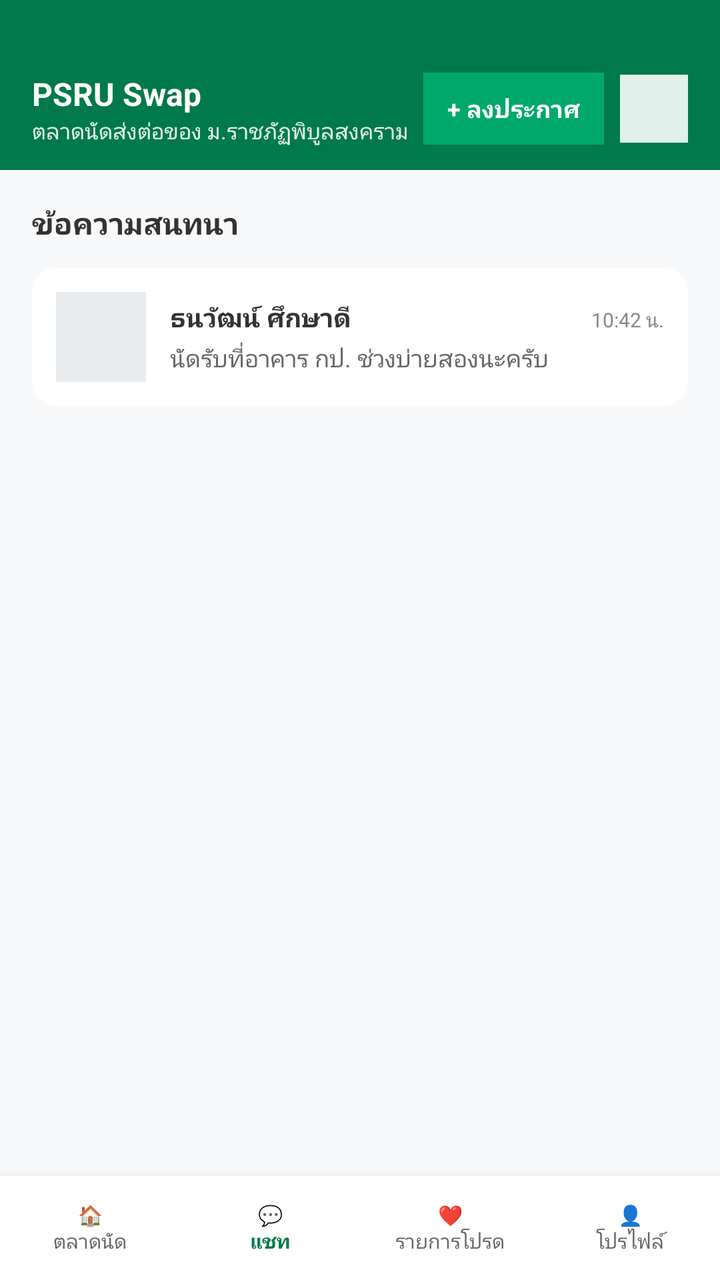
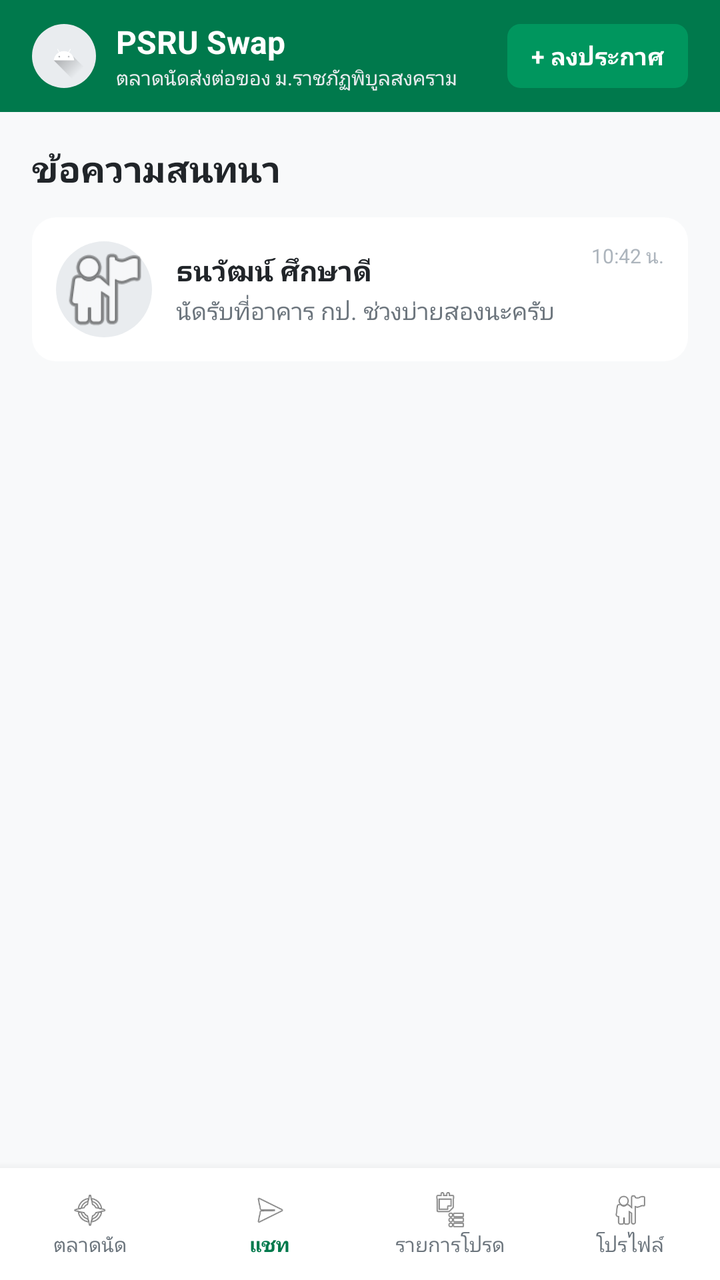

The first picture is an Android layout as it rendered before a commit; the second is the same layout after the commit. The layout source and the unified diff follow.
<!-- AndroidManifest.xml: application theme Theme.AppCompat.Light.NoActionBar -->
<!-- res/layout/activity_chat.xml -->
<?xml version="1.0" encoding="utf-8"?>
<LinearLayout xmlns:android="http://schemas.android.com/apk/res/android"
    android:layout_width="match_parent"
    android:layout_height="match_parent"
    android:background="#F8F9FA"
    android:orientation="vertical">

    
    <LinearLayout
        android:layout_width="match_parent"
        android:layout_height="wrap_content"
        android:background="#00794C"
        android:gravity="center_vertical"
        android:paddingTop="36dp"
        android:paddingBottom="12dp"
        android:paddingHorizontal="16dp">

        <LinearLayout
            android:layout_width="0dp"
            android:layout_height="wrap_content"
            android:layout_weight="1"
            android:orientation="vertical">
            <TextView
                android:layout_width="wrap_content"
                android:layout_height="wrap_content"
                android:text="PSRU Swap"
                android:textColor="#FFFFFF"
                android:textSize="16sp"
                android:textStyle="bold" />
            <TextView
                android:layout_width="wrap_content"
                android:layout_height="wrap_content"
                android:text="ตลาดนัดส่งต่อของ ม.ราชภัฏพิบูลสงคราม"
                android:textColor="#E2F0EC"
                android:textSize="11sp" />
        </LinearLayout>

        <TextView
            android:layout_width="wrap_content"
            android:layout_height="36dp"
            android:layout_marginRight="8dp"
            android:background="#00A86B"
            android:gravity="center"
            android:paddingHorizontal="12dp"
            android:text="+ ลงประกาศ"
            android:textColor="#FFFFFF"
            android:textSize="12sp"
            android:textStyle="bold" />

        <View
            android:layout_width="34dp"
            android:layout_height="34dp"
            android:background="#E2F0EC" />
    </LinearLayout>

    
    <LinearLayout
        android:layout_width="match_parent"
        android:layout_height="0dp"
        android:layout_weight="1"
        android:orientation="vertical"
        android:padding="16dp">

        <TextView
            android:layout_width="wrap_content"
            android:layout_height="wrap_content"
            android:layout_marginBottom="12dp"
            android:text="ข้อความสนทนา"
            android:textColor="#333333"
            android:textSize="15sp"
            android:textStyle="bold" />

        
        <LinearLayout
            android:id="@+id/cardChat1"
            android:layout_width="match_parent"
            android:layout_height="wrap_content"
            android:background="@drawable/bg_rounded_card"
            android:clickable="true"
            android:focusable="true"
            android:orientation="horizontal"
            android:padding="12dp"
            android:gravity="center_vertical">

            
            <View
                android:layout_width="45dp"
                android:layout_height="45dp"
                android:layout_marginRight="12dp"
                android:background="#E9ECEF" />

            
            <LinearLayout
                android:layout_width="0dp"
                android:layout_height="wrap_content"
                android:layout_weight="1"
                android:orientation="vertical">

                <LinearLayout
                    android:layout_width="match_parent"
                    android:layout_height="wrap_content"
                    android:orientation="horizontal">

                    <TextView
                        android:layout_width="0dp"
                        android:layout_height="wrap_content"
                        android:layout_weight="1"
                        android:text="ธนวัฒน์ ศึกษาดี"
                        android:textColor="#333333"
                        android:textSize="13sp"
                        android:textStyle="bold" />

                    <TextView
                        android:layout_width="wrap_content"
                        android:layout_height="wrap_content"
                        android:text="10:42 น."
                        android:textColor="#888888"
                        android:textSize="10sp" />
                </LinearLayout>

                <TextView
                    android:layout_width="match_parent"
                    android:layout_height="wrap_content"
                    android:layout_marginTop="3dp"
                    android:ellipsize="end"
                    android:maxLines="1"
                    android:text="นัดรับที่อาคาร กป. ช่วงบ่ายสองนะครับ"
                    android:textColor="#666666"
                    android:textSize="12sp" />
            </LinearLayout>
        </LinearLayout>

    </LinearLayout>

    
    <LinearLayout
        android:layout_width="match_parent"
        android:layout_height="52dp"
        android:background="#FFFFFF"
        android:elevation="8dp"
        android:orientation="horizontal">

        <TextView
            android:id="@+id/navMarket"
            android:layout_width="0dp"
            android:layout_height="match_parent"
            android:layout_weight="1"
            android:gravity="center"
            android:text="🏠\nตลาดนัด"
            android:textColor="#666666"
            android:textSize="10sp" />

        <TextView
            android:id="@+id/navChat"
            android:layout_width="0dp"
            android:layout_height="match_parent"
            android:layout_weight="1"
            android:gravity="center"
            textStyle="bold"
            android:text="💬\nแชท"
            android:textColor="#00794C"
            android:textSize="10sp"
            android:textStyle="bold" />

        <TextView
            android:id="@+id/navFavorite"
            android:layout_width="0dp"
            android:layout_height="match_parent"
            android:layout_weight="1"
            android:gravity="center"
            android:text="❤️\nรายการโปรด"
            android:textColor="#666666"
            android:textSize="10sp" />

        <TextView
            android:id="@+id/navProfile"
            android:layout_width="0dp"
            android:layout_height="match_parent"
            android:layout_weight="1"
            android:gravity="center"
            android:text="👤\nโปรไฟล์"
            android:textColor="#666666"
            android:textSize="10sp" />
    </LinearLayout>

</LinearLayout>
<!-- resources referenced by this layout -->
<resources>
  <!-- drawable bg_rounded_card (drawable) -->
  <?xml version="1.0" encoding="utf-8"?>
  <shape xmlns:android="http://schemas.android.com/apk/res/android">
      <solid android:color="#FFFFFF" />
      <corners android:radius="12dp" />
  </shape>
</resources>

<!-- the commit's change to res/layout/activity_chat.xml (unified diff, before → after) -->
@@ -8,18 +8,26 @@
     
     <LinearLayout
         android:layout_width="match_parent"
-        android:layout_height="wrap_content"
+        android:layout_height="56dp"
         android:background="#00794C"
         android:gravity="center_vertical"
-        android:paddingTop="36dp"
-        android:paddingBottom="12dp"
+        android:orientation="horizontal"
         android:paddingHorizontal="16dp">
+
+        <ImageView
+            android:layout_width="32dp"
+            android:layout_height="32dp"
+            android:background="@drawable/bg_circle_placeholder"
+            android:padding="4dp"
+            android:src="@drawable/ic_launcher_foreground" />
 
         <LinearLayout
             android:layout_width="0dp"
             android:layout_height="wrap_content"
+            android:layout_marginStart="10dp"
             android:layout_weight="1"
             android:orientation="vertical">
+
             <TextView
                 android:layout_width="wrap_content"
                 android:layout_height="wrap_content"
@@ -27,30 +35,27 @@
                 android:textColor="#FFFFFF"
                 android:textSize="16sp"
                 android:textStyle="bold" />
+
             <TextView
                 android:layout_width="wrap_content"
                 android:layout_height="wrap_content"
                 android:text="ตลาดนัดส่งต่อของ ม.ราชภัฏพิบูลสงคราม"
-                android:textColor="#E2F0EC"
-                android:textSize="11sp" />
+                android:textColor="#E9ECEF"
+                android:textSize="10sp" />
         </LinearLayout>
 
         <TextView
+            android:id="@+id/btnOpenPost"
             android:layout_width="wrap_content"
-            android:layout_height="36dp"
-            android:layout_marginRight="8dp"
-            android:background="#00A86B"
+            android:layout_height="32dp"
+            android:background="@drawable/bg_btn_outline"
+            android:backgroundTint="#00965E"
             android:gravity="center"
             android:paddingHorizontal="12dp"
             android:text="+ ลงประกาศ"
             android:textColor="#FFFFFF"
             android:textSize="12sp"
             android:textStyle="bold" />
-
-        <View
-            android:layout_width="34dp"
-            android:layout_height="34dp"
-            android:background="#E2F0EC" />
     </LinearLayout>
 
     
@@ -64,123 +69,117 @@
         <TextView
             android:layout_width="wrap_content"
             android:layout_height="wrap_content"
-            android:layout_marginBottom="12dp"
             android:text="ข้อความสนทนา"
-            android:textColor="#333333"
-            android:textSize="15sp"
+            android:textColor="#212529"
+            android:textSize="18sp"
             android:textStyle="bold" />
 
         
         <LinearLayout
-            android:id="@+id/cardChat1"
+            android:id="@+id/itemChatSample"
             android:layout_width="match_parent"
             android:layout_height="wrap_content"
+            android:layout_marginTop="12dp"
             android:background="@drawable/bg_rounded_card"
             android:clickable="true"
             android:focusable="true"
+            android:gravity="center_vertical"
             android:orientation="horizontal"
-            android:padding="12dp"
-            android:gravity="center_vertical">
+            android:padding="12dp">
 
-            
-            <View
-                android:layout_width="45dp"
-                android:layout_height="45dp"
-                android:layout_marginRight="12dp"
-                android:background="#E9ECEF" />
+            <ImageView
+                android:layout_width="48dp"
+                android:layout_height="48dp"
+                android:background="@drawable/bg_circle_placeholder"
+                android:src="@android:drawable/ic_menu_myplaces" />
 
-            
             <LinearLayout
                 android:layout_width="0dp"
                 android:layout_height="wrap_content"
+                android:layout_marginStart="12dp"
                 android:layout_weight="1"
                 android:orientation="vertical">
 
-                <LinearLayout
-                    android:layout_width="match_parent"
+                <TextView
+                    android:layout_width="wrap_content"
                     android:layout_height="wrap_content"
-                    android:orientation="horizontal">
-
-                    <TextView
-                        android:layout_width="0dp"
-                        android:layout_height="wrap_content"
-                        android:layout_weight="1"
-                        android:text="ธนวัฒน์ ศึกษาดี"
-                        android:textColor="#333333"
-                        android:textSize="13sp"
-                        android:textStyle="bold" />
-
-                    <TextView
-                        android:layout_width="wrap_content"
-                        android:layout_height="wrap_content"
-                        android:text="10:42 น."
-                        android:textColor="#888888"
-                        android:textSize="10sp" />
-                </LinearLayout>
+                    android:text="ธนวัฒน์ ศึกษาดี"
+                    android:textColor="#212529"
+                    android:textSize="14sp"
+                    android:textStyle="bold" />
 
                 <TextView
-                    android:layout_width="match_parent"
+                    android:layout_width="wrap_content"
                     android:layout_height="wrap_content"
-                    android:layout_marginTop="3dp"
+                    android:layout_marginTop="2dp"
                     android:ellipsize="end"
                     android:maxLines="1"
                     android:text="นัดรับที่อาคาร กป. ช่วงบ่ายสองนะครับ"
-                    android:textColor="#666666"
+                    android:textColor="#6C757D"
                     android:textSize="12sp" />
             </LinearLayout>
+
+            <TextView
+                android:layout_width="wrap_content"
+                android:layout_height="wrap_content"
+                android:layout_gravity="top"
+                android:text="10:42 น."
+                android:textColor="#ADB5BD"
+                android:textSize="10sp" />
         </LinearLayout>
-
     </LinearLayout>
 
     
     <LinearLayout
         android:layout_width="match_parent"
-        android:layout_height="52dp"
+        android:layout_height="56dp"
         android:background="#FFFFFF"
         android:elevation="8dp"
-        android:orientation="horizontal">
+        android:orientation="horizontal"
+        android:weightSum="4">
 
-        <TextView
+        <LinearLayout
             android:id="@+id/navMarket"
             android:layout_width="0dp"
             android:layout_height="match_parent"
             android:layout_weight="1"
             android:gravity="center"
-            android:text="🏠\nตลาดนัด"
-            android:textColor="#666666"
-            android:textSize="10sp" />
+            android:orientation="vertical">
+            <ImageView android:layout_width="20dp" android:layout_height="20dp" android:src="@android:drawable/ic_menu_compass" />
+            <TextView android:layout_width="wrap_content" android:layout_height="wrap_content" android:text="ตลาดนัด" android:textColor="#6C757D" android:textSize="10sp" />
+        </LinearLayout>
 
-        <TextView
+        <LinearLayout
             android:id="@+id/navChat"
             android:layout_width="0dp"
             android:layout_height="match_parent"
             android:layout_weight="1"
             android:gravity="center"
-            textStyle="bold"
-            android:text="💬\nแชท"
-            android:textColor="#00794C"
-            android:textSize="10sp"
-            android:textStyle="bold" />
+            android:orientation="vertical">
+            <ImageView android:layout_width="20dp" android:layout_height="20dp" android:src="@android:drawable/ic_menu_send" />
+            <TextView android:layout_width="wrap_content" android:layout_height="wrap_content" android:text="แชท" android:textColor="#00794C" android:textSize="10sp" android:textStyle="bold" />
+        </LinearLayout>
 
-        <TextView
+        <LinearLayout
             android:id="@+id/navFavorite"
             android:layout_width="0dp"
             android:layout_height="match_parent"
             android:layout_weight="1"
             android:gravity="center"
-            android:text="❤️\nรายการโปรด"
-            android:textColor="#666666"
-            android:textSize="10sp" />
+            android:orientation="vertical">
+            <ImageView android:layout_width="20dp" android:layout_height="20dp" android:src="@android:drawable/ic_menu_agenda" />
+            <TextView android:layout_width="wrap_content" android:layout_height="wrap_content" android:text="รายการโปรด" android:textColor="#6C757D" android:textSize="10sp" />
+        </LinearLayout>
 
-        <TextView
+        <LinearLayout
             android:id="@+id/navProfile"
             android:layout_width="0dp"
             android:layout_height="match_parent"
             android:layout_weight="1"
             android:gravity="center"
-            android:text="👤\nโปรไฟล์"
-            android:textColor="#666666"
-            android:textSize="10sp" />
+            android:orientation="vertical">
+            <ImageView android:layout_width="20dp" android:layout_height="20dp" android:src="@android:drawable/ic_menu_myplaces" />
+            <TextView android:layout_width="wrap_content" android:layout_height="wrap_content" android:text="โปรไฟล์" android:textColor="#6C757D" android:textSize="10sp" />
+        </LinearLayout>
     </LinearLayout>
-
 </LinearLayout>
<!-- resource entries referenced after the edit -->
@@ -1,10 +1,55 @@
 <!-- resources referenced by this layout -->
 <resources>
+  <!-- drawable bg_btn_outline (drawable) -->
+  <?xml version="1.0" encoding="utf-8"?>
+  <shape xmlns:android="http://schemas.android.com/apk/res/android"
+      android:shape="rectangle">
+      <corners android:radius="6dp" />
+      <stroke android:width="1dp" android:color="#0D6EFD" />
+      <solid android:color="#FFFFFF" />
+  </shape>
+  <!-- drawable bg_circle_placeholder (drawable) -->
+  <?xml version="1.0" encoding="utf-8"?>
+  <shape xmlns:android="http://schemas.android.com/apk/res/android"
+      android:shape="oval">
+      <solid android:color="#E9ECEF" />
+  </shape>
   <!-- drawable bg_rounded_card (drawable) -->
   <?xml version="1.0" encoding="utf-8"?>
   <shape xmlns:android="http://schemas.android.com/apk/res/android">
       <solid android:color="#FFFFFF" />
       <corners android:radius="12dp" />
   </shape>
+  <!-- drawable ic_launcher_foreground (drawable) -->
+  <vector xmlns:android="http://schemas.android.com/apk/res/android"
+      xmlns:aapt="http://schemas.android.com/aapt"
+      android:width="108dp"
+      android:height="108dp"
+      android:viewportWidth="108"
+      android:viewportHeight="108">
+      <path android:pathData="M31,63.928c0,0 6.4,-11 12.1,-13.1c7.2,-2.6 26,-1.4 26,-1.4l38.1,38.1L107,108.928l-32,-1L31,63.928z">
+          <aapt:attr name="android:fillColor">
+              <gradient
+                  android:endX="85.84757"
+                  android:endY="92.4963"
+                  android:startX="42.9492"
+                  android:startY="49.59793"
+                  android:type="linear">
+                  <item
+                      android:color="#44000000"
+                      android:offset="0.0" />
+                  <item
+                      android:color="#00000000"
+                      android:offset="1.0" />
+              </gradient>
+          </aapt:attr>
+      </path>
+      <path
+          android:fillColor="#FFFFFF"
+          android:fillType="nonZero"
+          android:pathData="M65.3,45.828l3.8,-6.6c0.2,-0.4 0.1,-0.9 -0.3,-1.1c-0.4,-0.2 -0.9,-0.1 -1.1,0.3l-3.9,6.7c-6.3,-2.8 -13.4,-2.8 -19.7,0l-3.9,-6.7c-0.2,-0.4 -0.7,-0.5 -1.1,-0.3C38.8,38.328 38.7,38.828 38.9,39.228l3.8,6.6C36.2,49.428 31.7,56.028 31,63.928h46C76.3,56.028 71.8,49.428 65.3,45.828zM43.4,57.328c-0.8,0 -1.5,-0.5 -1.8,-1.2c-0.3,-0.7 -0.1,-1.5 0.4,-2.1c0.5,-0.5 1.4,-0.7 2.1,-0.4c0.7,0.3 1.2,1 1.2,1.8C45.3,56.528 44.5,57.328 43.4,57.328L43.4,57.328zM64.6,57.328c-0.8,0 -1.5,-0.5 -1.8,-1.2s-0.1,-1.5 0.4,-2.1c0.5,-0.5 1.4,-0.7 2.1,-0.4c0.7,0.3 1.2,1 1.2,1.8C66.5,56.528 65.6,57.328 64.6,57.328L64.6,57.328z"
+          android:strokeWidth="1"
+          android:strokeColor="#00000000" />
+  </vector>
 </resources>
 
